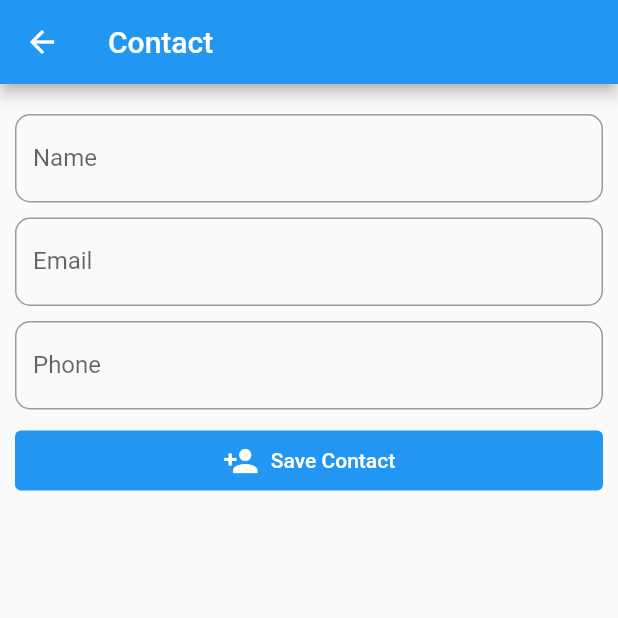
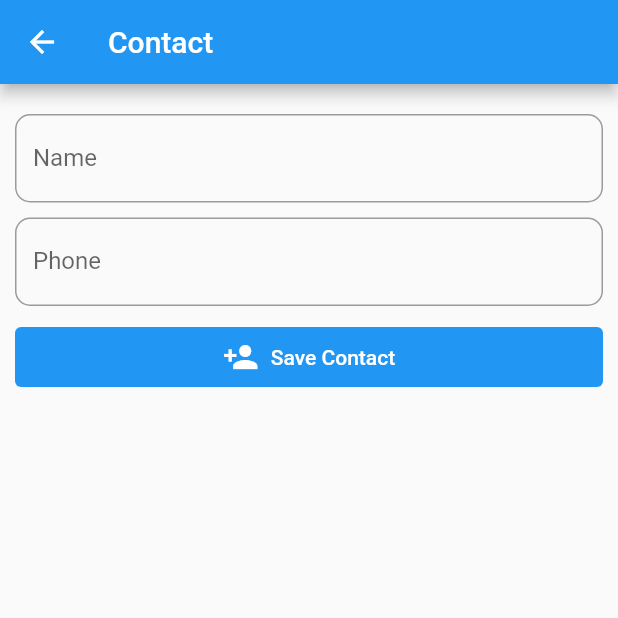
Before and after one commit to Stephen-Essoun/contactApp, a Flutter app: the ContactCreatePage screen opened directly, on a phone screen of 412 x 824 dp, the top half of it. Run offline on Flutter 3.47's test engine with Material 2 defaults, Android fonts, the phone set to English and light mode, and no system bars.

Commit message:
solved contaact update error

```diff
--- a/lib/ui/contact/contact_edit_age.dart
+++ b/lib/ui/contact/contact_edit_page.dart
@@ -19,6 +19,8 @@ class ContactEditPage extends StatelessWidget {
           title: const Text('Contact'),
         ),
         body: ContactForm(
+          editedContact: editedContact,
+          editedContactIndex: editedContactIndex,
           key: key,
         ));
   }
--- a/lib/ui/contacts_list/widget/contact_form.dart
+++ b/lib/ui/contacts_list/widget/contact_form.dart
@@ -20,7 +20,7 @@ class ContactForm extends StatefulWidget {
 class _ContactFormState extends State<ContactForm> {
   final _formkey = GlobalKey<FormState>();
   late String _name;
-  late String _email;
+  // late String _email;
   late String _phoneNumber;
 
   @override
@@ -39,7 +39,9 @@ class _ContactFormState extends State<ContactForm> {
               TextFormField(
                 onSaved: (value) => _name = value!,
                 validator: (value) => _nameValidator(value.toString()),
-                // initialValue: widget.editedContact!.name,
+                initialValue: widget.editedContactIndex == null
+                    ? ''
+                    : widget.editedContact!.name,
                 decoration: InputDecoration(
                   labelText: 'Name',
                   border: OutlineInputBorder(
@@ -47,27 +49,29 @@ class _ContactFormState extends State<ContactForm> {
                   ),
                 ),
               ),
-              const SizedBox(
-                height: 10,
-              ),
-              TextFormField(
-                onSaved: (value) => _email = value!,
-                validator: (value) => _isEmailValid(value.toString()),
-                // initialValue: widget.editedContact!.email,
-                decoration: InputDecoration(
-                  labelText: 'Email',
-                  border: OutlineInputBorder(
-                    borderRadius: BorderRadius.circular(10),
-                  ),
-                ),
-              ),
+              // const SizedBox(
+              //   height: 10,
+              // ),
+              // TextFormField(
+              //   onSaved: (value) => _email = value!,
+              //   validator: (value) => _isEmailValid(value.toString()),
+              //   // initialValue: widget.editedContact!.email,
+              //   decoration: InputDecoration(
+              //     labelText: 'Email',
+              //     border: OutlineInputBorder(
+              //       borderRadius: BorderRadius.circular(10),
+              //     ),
+              //   ),
+              // ),
               const SizedBox(
                 height: 10,
               ),
               TextFormField(
                 onSaved: (value) => _phoneNumber = value!,
                 validator: (value) => _validateMobile(value.toString()),
-                // initialValue: widget.editedContact!.phoneNumber,
+                initialValue: widget.editedContactIndex == null
+                    ? ''
+                    : widget.editedContact!.phoneNumber,
                 decoration: InputDecoration(
                   labelText: 'Phone',
                   border: OutlineInputBorder(
@@ -79,16 +83,17 @@ class _ContactFormState extends State<ContactForm> {
                 height: 10,
               ),
               TextButton.icon(
-                  onPressed: () {
-                    _formkey.currentState!.save();
+                  onPressed: () => _onSaveButtonPressed(),
+                  //  {
+                  //   _formkey.currentState!.save();
 
-                    model.addContact(Contact(
-                        name: _name,
-                        email: _email,
-                        phoneNumber: _phoneNumber,
-                        isFvorite: widget.editedContact?.isFvorite ?? false));
-                    Navigator.of(context).pop();
-                  },
+                  //   model.addContact(Contact(
+                  //       name: _name,
+                  //       email: _email,
+                  //       phoneNumber: _phoneNumber,
+                  //       isFvorite: widget.editedContact?.isFvorite ?? false));
+                  //   Navigator.of(context).pop();
+                  // },
                   style: ButtonStyle(
                     backgroundColor: MaterialStateProperty.all(Colors.blue),
                     foregroundColor: MaterialStateProperty.all(Colors.white),
@@ -135,10 +140,10 @@ class _ContactFormState extends State<ContactForm> {
   void _onSaveButtonPressed() {
     if (_formkey.currentState!.validate()) {
       _formkey.currentState!.save();
-      print('$_email + $_name + $_phoneNumber');
+      print('$_name + $_phoneNumber');
       final newContact = Contact(
           name: _name,
-          email: _email,
+          email: '_email',
           phoneNumber: _phoneNumber,
           isFvorite: widget.editedContact?.isFvorite ?? false);
 
--- a/lib/ui/contacts_list/widget/contact_tile.dart
+++ b/lib/ui/contacts_list/widget/contact_tile.dart
@@ -1,5 +1,5 @@
 import 'package:contact_app/model/contact_model.dart';
-import 'package:contact_app/ui/contact/contact_edit_age.dart';
+import 'package:contact_app/ui/contact/contact_edit_page.dart';
 import 'package:flutter/material.dart';
 import 'package:scoped_model/scoped_model.dart';
 
```
